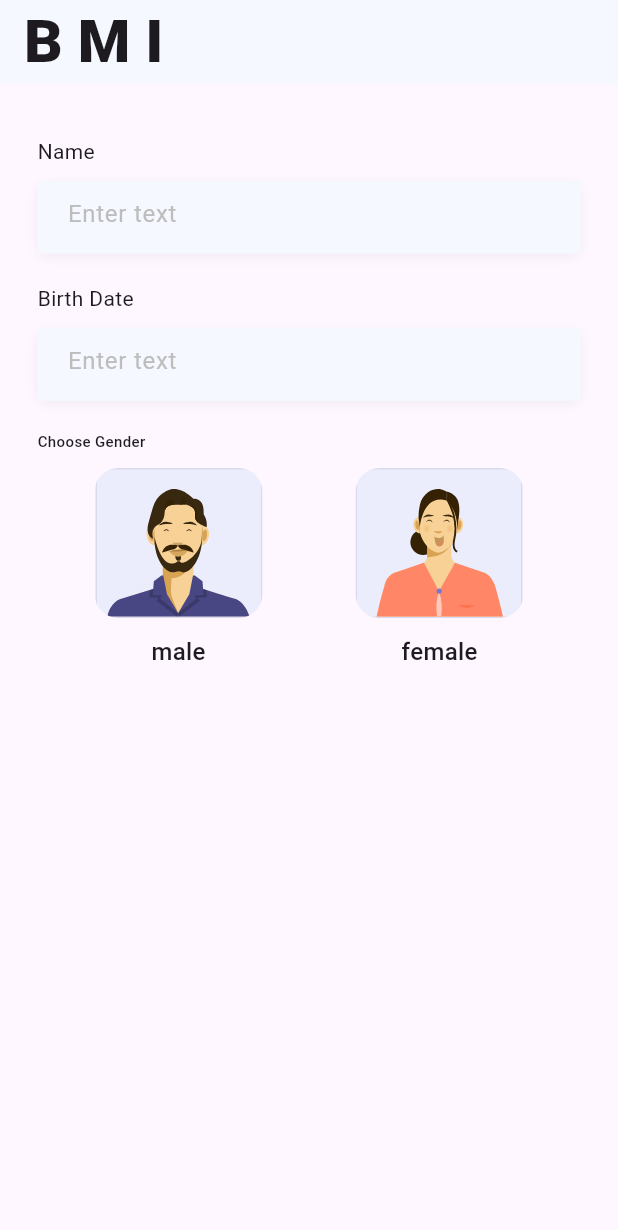
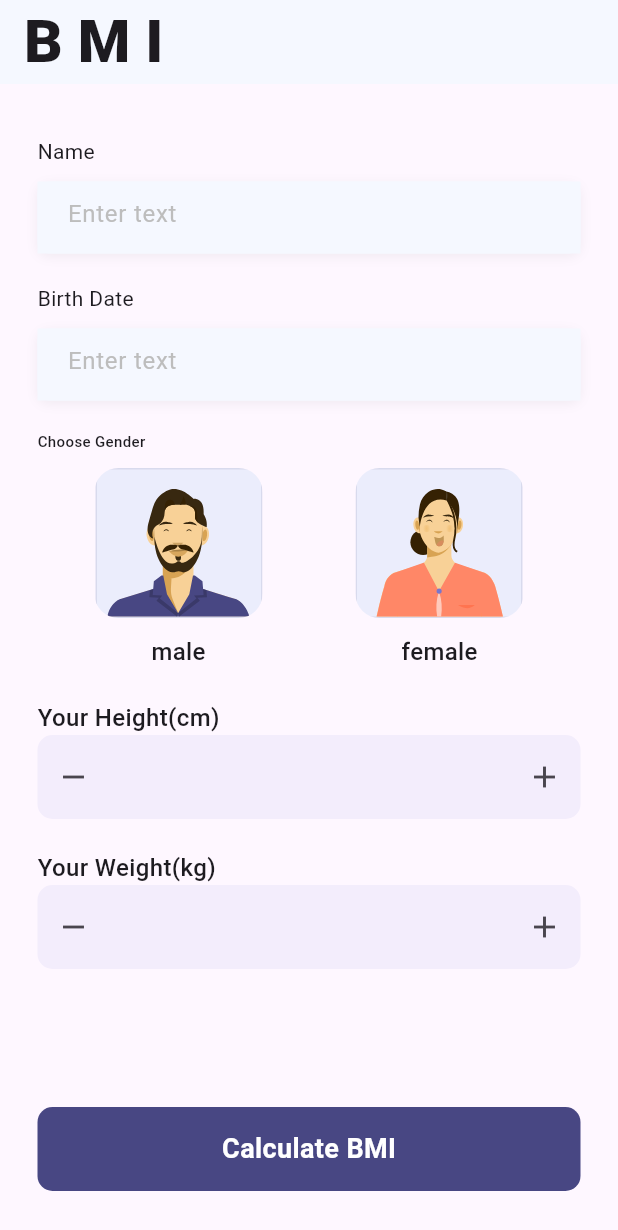
Before and after one commit to MohammedEmadSelim/nti_first_app, a Flutter app: the screen it shows after launch, on a phone screen of 412 x 824 dp. Shown: the top 1230 px of the screen. Run offline on Flutter 3.47's test engine with Material 3 defaults, Android fonts, the phone set to English and light mode, and no system bars; our stand-ins replace flutter_svg.

Commit message:
details screen

```diff
--- /dev/null
+++ b/lib/compoments/iamge_container.dart
@@ -0,0 +1,37 @@
+
+import 'package:flutter/material.dart';
+import 'package:flutter_svg/flutter_svg.dart';
+import 'package:nti_first_app/compoments/cutsom_text_field.dart';
+import 'package:nti_first_app/core/constants/app_image.dart';
+import 'package:nti_first_app/core/theme/app_color.dart';
+
+class IamgeContainer extends StatelessWidget {
+  const IamgeContainer({
+    super.key,
+    required this.genderSelection,
+    required this.path, required this.value,
+  });
+
+  final String genderSelection;
+  final String value;
+  final String path;
+
+  @override
+  Widget build(BuildContext context) {
+    return Container(
+      decoration: BoxDecoration(
+        border: Border.all(
+            color: genderSelection == value
+                ? AppColor.purple
+                : Colors.transparent),
+        borderRadius: BorderRadius.all(
+          Radius.circular(16),
+        ),
+      ),
+      child: ClipRRect(
+        borderRadius: BorderRadius.circular(16),
+        child: SvgPicture.asset(path),
+      ),
+    );
+  }
+}
--- a/lib/core/constants/app_image.dart
+++ b/lib/core/constants/app_image.dart
@@ -1,4 +1,5 @@
 class AppImage {
   static const String maleImage = 'assets/male.svg';
   static const String femaleImage = 'assets/female.svg';
+  static const String body = 'assets/body.svg';
 }
--- a/lib/core/theme/app_color.dart
+++ b/lib/core/theme/app_color.dart
@@ -2,6 +2,8 @@ import 'dart:ui';
 
 class AppColor {
 static const  Color lightBlue = Color(0xffF5F8FF);
-static const  Color lightBlue2 = Color(0xffB3B2EA26);
+static const  Color lightBlue2 = Color(0x26B3B2EA);
 static const  Color purple = Color(0xff7876CD);
+static const  Color purpl2 = Color(0xff484783);
+static const  Color white = Color(0xffFFFFFF);
 }
--- a/lib/main.dart
+++ b/lib/main.dart
@@ -1,6 +1,8 @@
 import 'package:flutter/material.dart';
 import 'package:flutter_svg/flutter_svg.dart';
+import 'package:nti_first_app/bmi_result.dart';
 import 'package:nti_first_app/compoments/cutsom_text_field.dart';
+import 'package:nti_first_app/compoments/iamge_container.dart';
 import 'package:nti_first_app/core/constants/app_image.dart';
 import 'package:nti_first_app/core/theme/app_color.dart';
 
@@ -60,6 +62,8 @@ class MyHomePage extends StatefulWidget {
 
 class _MyHomePageState extends State<MyHomePage> {
   int _counter = 0;
+  TextEditingController controller = TextEditingController();
+  TextEditingController weightController = TextEditingController();
 
   void _incrementCounter() {
     setState(() {
@@ -144,9 +148,9 @@ class _MyHomePageState extends State<MyHomePage> {
                     children: [
                       GestureDetector(
                         onTap: () {
-setState(() {
-  genderSelection = 'male';
-});
+                          setState(() {
+                            genderSelection = 'male';
+                          });
                           print('male');
                         },
                         child: IamgeContainer(
@@ -176,7 +180,6 @@ setState(() {
                           setState(() {
                             genderSelection = 'female';
                           });
-
                         },
                         child: IamgeContainer(
                           genderSelection: genderSelection,
@@ -195,7 +198,135 @@ setState(() {
                     ],
                   ),
                 ],
-              )
+              ),
+              SizedBox(
+                height: 21,
+              ),
+              Row(
+                children: [
+                  Text(
+                    'Your Height(cm)',
+                    style: TextStyle(fontSize: 16, fontWeight: FontWeight.w500),
+                  ),
+                ],
+              ),
+              TextFormField(
+                keyboardType: TextInputType.number,
+                controller: controller,
+                decoration: InputDecoration(
+                  filled: true,
+                  fillColor: AppColor.lightBlue2,
+                  focusedBorder: OutlineInputBorder(
+                      borderRadius: BorderRadius.all(Radius.circular(10)),
+                      borderSide: BorderSide.none),
+                  enabledBorder: OutlineInputBorder(
+                      borderRadius: BorderRadius.all(Radius.circular(10)),
+                      borderSide: BorderSide.none),
+                  prefixIcon: GestureDetector(
+                    onTap: () {
+                      if (controller.text.isNotEmpty) {
+                        var res = int.parse(controller.text);
+                        res -= 1;
+                        controller.text = (res).toString();
+                        setState(() {});
+                      }
+                    },
+                    child: Icon(Icons.remove),
+                  ),
+                  suffixIcon: GestureDetector(
+                    onTap: () {
+                      if (controller.text.isNotEmpty) {
+                        var res = int.parse(controller.text);
+                        res += 1;
+                        controller.text = (res).toString();
+                        setState(() {});
+                      }
+                    },
+                    child: Icon(Icons.add),
+                  ),
+                ),
+              ),
+              SizedBox(
+                height: 21,
+              ),
+              Row(
+                children: [
+                  Text(
+                    'Your Weight(kg)',
+                    style: TextStyle(fontSize: 16, fontWeight: FontWeight.w500),
+                  ),
+                ],
+              ),
+              TextFormField(
+                keyboardType: TextInputType.number,
+                controller: weightController,
+                decoration: InputDecoration(
+                  filled: true,
+                  fillColor: AppColor.lightBlue2,
+                  focusedBorder: OutlineInputBorder(
+                      borderRadius: BorderRadius.all(Radius.circular(10)),
+                      borderSide: BorderSide.none),
+                  enabledBorder: OutlineInputBorder(
+                      borderRadius: BorderRadius.all(Radius.circular(10)),
+                      borderSide: BorderSide.none),
+                  prefixIcon: GestureDetector(
+                    onTap: () {
+                      if (controller.text.isNotEmpty) {
+                        var res = int.parse(weightController.text);
+                        res -= 1;
+                        weightController.text = (res).toString();
+                        setState(() {});
+                      }
+                    },
+                    child: Icon(Icons.remove),
+                  ),
+                  suffixIcon: GestureDetector(
+                    onTap: () {
+                      if (weightController.text.isNotEmpty) {
+                        var res = int.parse(weightController.text);
+                        res += 1;
+                        weightController.text = (res).toString();
+                        setState(() {});
+                      }
+                    },
+                    child: Icon(Icons.add),
+                  ),
+                ),
+              ),
+              Spacer(),
+              GestureDetector(
+                onTap: (){
+                  // Navigator.push(context, MaterialPageRoute(builder: (context) =>BmiResult() ,));
+                  Navigator.pushAndRemoveUntil(context, MaterialPageRoute(
+                    builder: (context) => BmiResult(),
+                  ), (route) {
+                    return false;
+                  },);
+
+                },
+                child: Container(
+                  width: MediaQuery.of(context).size.width,
+                  padding: EdgeInsets.symmetric(horizontal: 20, vertical: 15),
+                  decoration: BoxDecoration(
+                    color: AppColor.purpl2,
+                    borderRadius: BorderRadius.all(Radius.circular(10))
+                  ),
+                  child: Row(
+                    mainAxisAlignment: MainAxisAlignment.center,
+                    children: [
+                      Text(
+                        'Calculate BMI',
+                        style: TextStyle(
+                          color: AppColor.white,
+                          fontSize: 18,
+                          fontWeight: FontWeight.w600,
+                        ),
+                      ),
+                    ],
+                  ),
+                ),
+              ),
+              SizedBox(height: 30,),
             ],
           ),
         ),
@@ -203,34 +334,3 @@ setState(() {
     );
   }
 }
-
-class IamgeContainer extends StatelessWidget {
-  const IamgeContainer({
-    super.key,
-    required this.genderSelection,
-    required this.path, required this.value,
-  });
-
-  final String genderSelection;
-  final String value;
-  final String path;
-
-  @override
-  Widget build(BuildContext context) {
-    return Container(
-      decoration: BoxDecoration(
-        border: Border.all(
-            color: genderSelection == value
-                ? AppColor.purple
-                : Colors.transparent),
-        borderRadius: BorderRadius.all(
-          Radius.circular(16),
-        ),
-      ),
-      child: ClipRRect(
-        borderRadius: BorderRadius.circular(16),
-        child: SvgPicture.asset(path),
-      ),
-    );
-  }
-}
--- a/pubspec.yaml
+++ b/pubspec.yaml
@@ -35,6 +35,7 @@ dependencies:
   # Use with the CupertinoIcons class for iOS style icons.
   cupertino_icons: ^1.0.8
   flutter_svg: ^2.1.0
+  dio: ^5.8.0+1
 
 dev_dependencies:
   flutter_test:
```
Also changed, not shown: lib/bmi_result.dart (added, +53 -0 lines), assets/body.svg (added), pubspec.lock.
